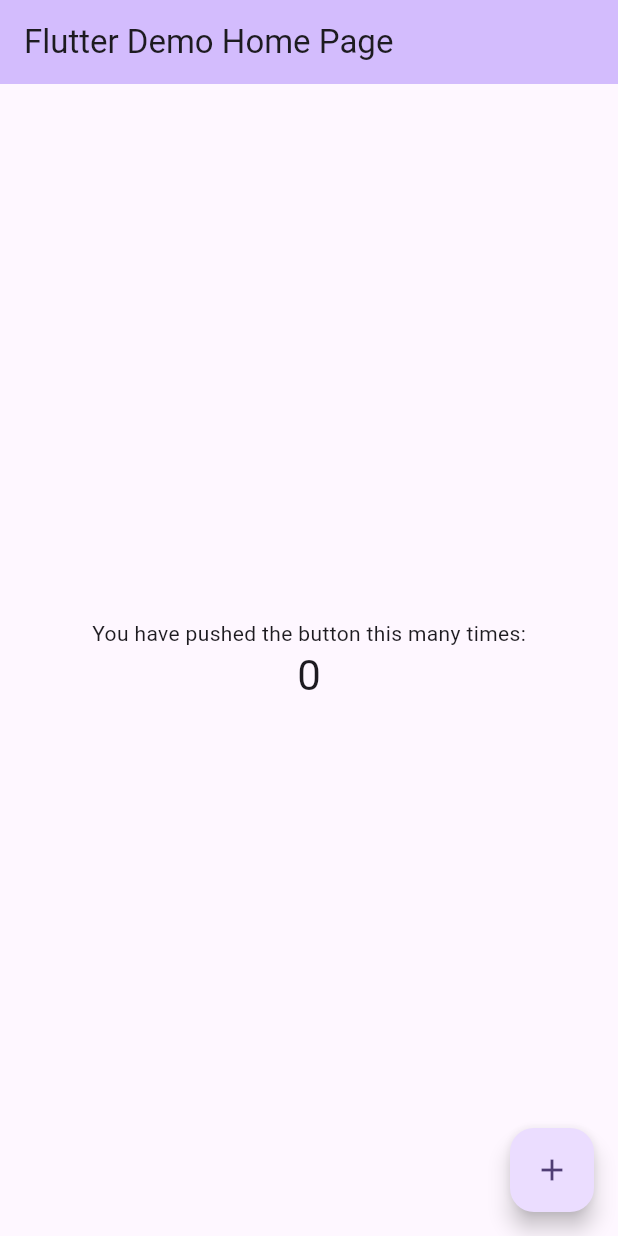
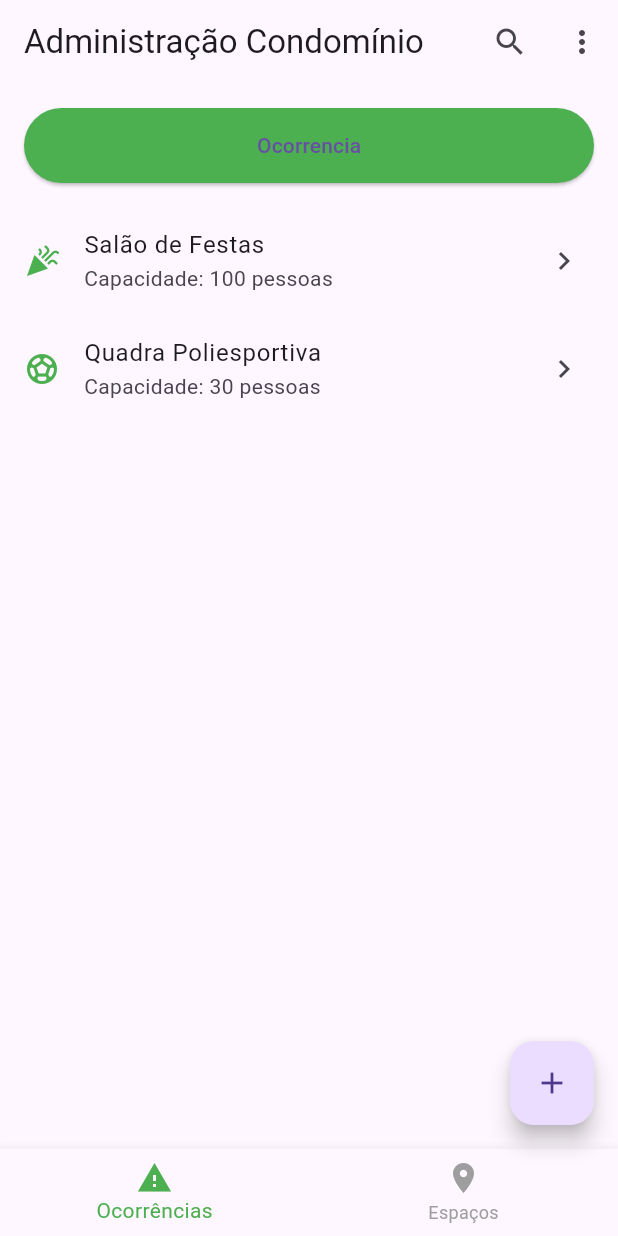
Before and after one commit to brunojamelli/reserva_hub_admin, a Flutter app: the screen it shows after launch, on a phone screen of 412 x 824 dp. Run offline on Flutter 3.47's test engine with Material 3 defaults, Android fonts, the phone set to English and light mode, and no system bars; our stand-ins replace dio, file_picker, flutter_dotenv.

Commit message:
feat: adição de bibliotecas e criação de estrutura de menu

```diff
--- a/lib/main.dart
+++ b/lib/main.dart
@@ -1,122 +1,24 @@
 import 'package:flutter/material.dart';
+import 'package:flutter_dotenv/flutter_dotenv.dart';
+import 'package:reserva_hub_admin/screens/main_menu_screen%20.dart';
+// import 'cadastro_espaco_screen.dart'; // Importe a tela de cadastro que criamos anteriormente
 
-void main() {
-  runApp(const MyApp());
+void main() async {
+  await dotenv.load(fileName: ".env");
+  runApp(AdminApp());
 }
 
-class MyApp extends StatelessWidget {
-  const MyApp({super.key});
-
-  // This widget is the root of your application.
+class AdminApp extends StatelessWidget {
   @override
   Widget build(BuildContext context) {
     return MaterialApp(
-      title: 'Flutter Demo',
+      title: 'App Administrativo',
       theme: ThemeData(
-        // This is the theme of your application.
-        //
-        // TRY THIS: Try running your application with "flutter run". You'll see
-        // the application has a purple toolbar. Then, without quitting the app,
-        // try changing the seedColor in the colorScheme below to Colors.green
-        // and then invoke "hot reload" (save your changes or press the "hot
-        // reload" button in a Flutter-supported IDE, or press "r" if you used
-        // the command line to start the app).
-        //
-        // Notice that the counter didn't reset back to zero; the application
-        // state is not lost during the reload. To reset the state, use hot
-        // restart instead.
-        //
-        // This works for code too, not just values: Most code changes can be
-        // tested with just a hot reload.
-        colorScheme: ColorScheme.fromSeed(seedColor: Colors.deepPurple),
+        primarySwatch: Colors.green, // Cor verde estilo WhatsApp
+        visualDensity: VisualDensity.adaptivePlatformDensity,
       ),
-      home: const MyHomePage(title: 'Flutter Demo Home Page'),
+      home: MainMenuScreen(),
+      debugShowCheckedModeBanner: false,
     );
   }
 }
-
-class MyHomePage extends StatefulWidget {
-  const MyHomePage({super.key, required this.title});
-
-  // This widget is the home page of your application. It is stateful, meaning
-  // that it has a State object (defined below) that contains fields that affect
-  // how it looks.
-
-  // This class is the configuration for the state. It holds the values (in this
-  // case the title) provided by the parent (in this case the App widget) and
-  // used by the build method of the State. Fields in a Widget subclass are
-  // always marked "final".
-
-  final String title;
-
-  @override
-  State<MyHomePage> createState() => _MyHomePageState();
-}
-
-class _MyHomePageState extends State<MyHomePage> {
-  int _counter = 0;
-
-  void _incrementCounter() {
-    setState(() {
-      // This call to setState tells the Flutter framework that something has
-      // changed in this State, which causes it to rerun the build method below
-      // so that the display can reflect the updated values. If we changed
-      // _counter without calling setState(), then the build method would not be
-      // called again, and so nothing would appear to happen.
-      _counter++;
-    });
-  }
-
-  @override
-  Widget build(BuildContext context) {
-    // This method is rerun every time setState is called, for instance as done
-    // by the _incrementCounter method above.
-    //
-    // The Flutter framework has been optimized to make rerunning build methods
-    // fast, so that you can just rebuild anything that needs updating rather
-    // than having to individually change instances of widgets.
-    return Scaffold(
-      appBar: AppBar(
-        // TRY THIS: Try changing the color here to a specific color (to
-        // Colors.amber, perhaps?) and trigger a hot reload to see the AppBar
-        // change color while the other colors stay the same.
-        backgroundColor: Theme.of(context).colorScheme.inversePrimary,
-        // Here we take the value from the MyHomePage object that was created by
-        // the App.build method, and use it to set our appbar title.
-        title: Text(widget.title),
-      ),
-      body: Center(
-        // Center is a layout widget. It takes a single child and positions it
-        // in the middle of the parent.
-        child: Column(
-          // Column is also a layout widget. It takes a list of children and
-          // arranges them vertically. By default, it sizes itself to fit its
-          // children horizontally, and tries to be as tall as its parent.
-          //
-          // Column has various properties to control how it sizes itself and
-          // how it positions its children. Here we use mainAxisAlignment to
-          // center the children vertically; the main axis here is the vertical
-          // axis because Columns are vertical (the cross axis would be
-          // horizontal).
-          //
-          // TRY THIS: Invoke "debug painting" (choose the "Toggle Debug Paint"
-          // action in the IDE, or press "p" in the console), to see the
-          // wireframe for each widget.
-          mainAxisAlignment: MainAxisAlignment.center,
-          children: <Widget>[
-            const Text('You have pushed the button this many times:'),
-            Text(
-              '$_counter',
-              style: Theme.of(context).textTheme.headlineMedium,
-            ),
-          ],
-        ),
-      ),
-      floatingActionButton: FloatingActionButton(
-        onPressed: _incrementCounter,
-        tooltip: 'Increment',
-        child: const Icon(Icons.add),
-      ), // This trailing comma makes auto-formatting nicer for build methods.
-    );
-  }
-}
--- /dev/null
+++ b/lib/screens/main_menu_screen .dart
@@ -0,0 +1,70 @@
+import 'package:flutter/material.dart';
+import 'package:reserva_hub_admin/screens/espacos_screen.dart';
+import 'package:reserva_hub_admin/screens/ocorrencias_screen%20.dart';
+
+class MainMenuScreen extends StatefulWidget {
+  @override
+  _MainMenuScreenState createState() => _MainMenuScreenState();
+}
+
+class _MainMenuScreenState extends State<MainMenuScreen> {
+  int _currentIndex = 0;
+
+  // Lista de telas correspondentes a cada aba
+  final List<Widget> _screens = [
+    OcorrenciasScreen(),
+    EspacosScreen()
+  ];
+
+  @override
+  Widget build(BuildContext context) {
+    return Scaffold(
+      appBar: AppBar(
+        title: Text('Administração Condomínio'),
+        actions: [
+          IconButton(
+            icon: Icon(Icons.search),
+            onPressed: () {
+              // Implementar busca
+            },
+          ),
+          IconButton(
+            icon: Icon(Icons.more_vert),
+            onPressed: () {
+              // Menu adicional
+            },
+          ),
+        ],
+      ),
+      body: _screens[_currentIndex],
+      floatingActionButton: _currentIndex == 0
+          ? FloatingActionButton(
+              child: Icon(Icons.add),
+              onPressed: () {
+                // Adicionar nova ocorrência
+              },
+            )
+          : null,
+      bottomNavigationBar: BottomNavigationBar(
+        currentIndex: _currentIndex,
+        onTap: (index) => setState(() => _currentIndex = index),
+        selectedItemColor: Colors.green,
+        unselectedItemColor: Colors.grey,
+        items: [
+          BottomNavigationBarItem(
+            icon: Icon(Icons.warning),
+            label: 'Ocorrências',
+          ),
+          BottomNavigationBarItem(
+            icon: Icon(Icons.place),
+            label: 'Espaços',
+          ),
+          // BottomNavigationBarItem(
+          //   icon: Icon(Icons.announcement),
+          //   label: 'Comunicados',
+          // ),
+        ],
+      ),
+    );
+  }
+}
--- /dev/null
+++ b/lib/screens/ocorrencias_screen .dart
@@ -0,0 +1,53 @@
+import 'package:flutter/material.dart';
+import 'package:reserva_hub_admin/screens/cadastro_espaco_screen.dart';
+
+class OcorrenciasScreen extends StatelessWidget {
+  @override
+  Widget build(BuildContext context) {
+    return Column(
+      children: [
+        Padding(
+          padding: EdgeInsets.all(16),
+          child: ElevatedButton(
+            style: ElevatedButton.styleFrom(
+              backgroundColor: Colors.green,
+              minimumSize: Size(double.infinity, 50),
+            ),
+            child: Text('Ocorrencia'),
+            onPressed: () {
+              Navigator.push(
+                context,
+                MaterialPageRoute(builder: (context) => CadastroEspacoScreen()),
+              );
+            },
+          ),
+        ),
+        Expanded(
+          child: ListView(
+            children: [
+              ListTile(
+                leading: Icon(Icons.celebration, color: Colors.green),
+                title: Text('Salão de Festas'),
+                subtitle: Text('Capacidade: 100 pessoas'),
+                trailing: Icon(Icons.chevron_right),
+                onTap: () {
+                  // Navegar para detalhes do espaço
+                },
+              ),
+              ListTile(
+                leading: Icon(Icons.sports_soccer, color: Colors.green),
+                title: Text('Quadra Poliesportiva'),
+                subtitle: Text('Capacidade: 30 pessoas'),
+                trailing: Icon(Icons.chevron_right),
+                onTap: () {
+                  // Navegar para detalhes do espaço
+                },
+              ),
+              // Adicione mais espaços conforme necessário
+            ],
+          ),
+        ),
+      ],
+    );
+  }
+}
```
Also changed, not shown: lib/screens/cadastro_espaco_screen.dart (added, +282 -0 lines), lib/screens/espacos_screen.dart (added, +53 -0 lines), pubspec.yaml (+7 -1 lines), pubspec.lock, 2 other files.
